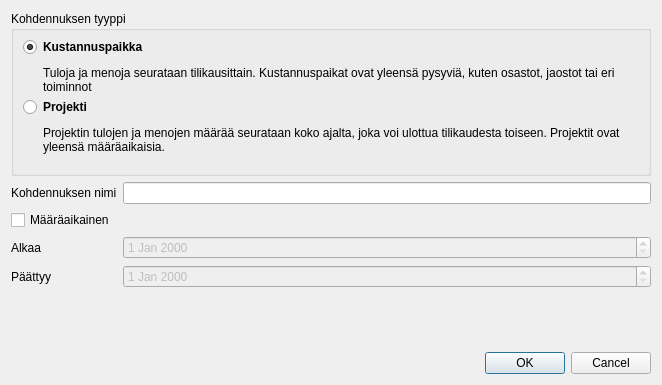
Qt form kitupiikki/maaritys/kohdennusdialog.ui (artoh/kitupiikki) before a commit.
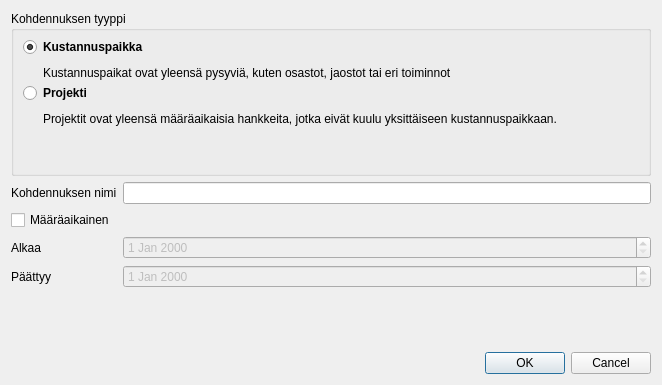
The same form after that commit. Icons and pictures are not drawn.

Commit message: Projekti vastaa kustpaikkaa

The edit to the form file:
```diff
--- a/kitupiikki/maaritys/kohdennusdialog.ui
+++ b/kitupiikki/maaritys/kohdennusdialog.ui
@@ -37,7 +37,7 @@
       <item row="0" column="1">
        <widget class="QLabel" name="label_4">
         <property name="text">
-         <string>&lt;html&gt;&lt;head/&gt;&lt;body&gt;&lt;p&gt;&lt;span style=&quot; font-weight:600;&quot;&gt;Kustannuspaikka&lt;/span&gt;&lt;/p&gt;&lt;p&gt;Tuloja ja menoja seurataan tilikausittain. Kustannuspaikat ovat yleensä pysyviä, kuten osastot, jaostot tai eri toiminnot&lt;/p&gt;&lt;/body&gt;&lt;/html&gt;</string>
+         <string>&lt;html&gt;&lt;head/&gt;&lt;body&gt;&lt;p&gt;&lt;span style=&quot; font-weight:600;&quot;&gt;Kustannuspaikka&lt;/span&gt;&lt;/p&gt;&lt;p&gt;Kustannuspaikat ovat yleensä pysyviä, kuten osastot, jaostot tai eri toiminnot&lt;/p&gt;&lt;/body&gt;&lt;/html&gt;</string>
         </property>
         <property name="wordWrap">
          <bool>true</bool>
@@ -58,7 +58,7 @@
       <item row="1" column="1">
        <widget class="QLabel" name="label_5">
         <property name="text">
-         <string>&lt;html&gt;&lt;head/&gt;&lt;body&gt;&lt;p&gt;&lt;span style=&quot; font-weight:600;&quot;&gt;Projekti&lt;/span&gt;&lt;/p&gt;&lt;p&gt;Projektin tulojen ja menojen määrää seurataan koko ajalta, joka voi ulottua tilikaudesta toiseen. Projektit ovat yleensä määräaikaisia.&lt;/p&gt;&lt;/body&gt;&lt;/html&gt;</string>
+         <string>&lt;html&gt;&lt;head/&gt;&lt;body&gt;&lt;p&gt;&lt;span style=&quot; font-weight:600;&quot;&gt;Projekti&lt;/span&gt;&lt;/p&gt;&lt;p&gt;Projektit ovat yleensä määräaikaisia hankkeita, jotka eivät kuulu yksittäiseen kustannuspaikkaan.&lt;/p&gt;&lt;/body&gt;&lt;/html&gt;</string>
         </property>
         <property name="wordWrap">
          <bool>true</bool>
```
